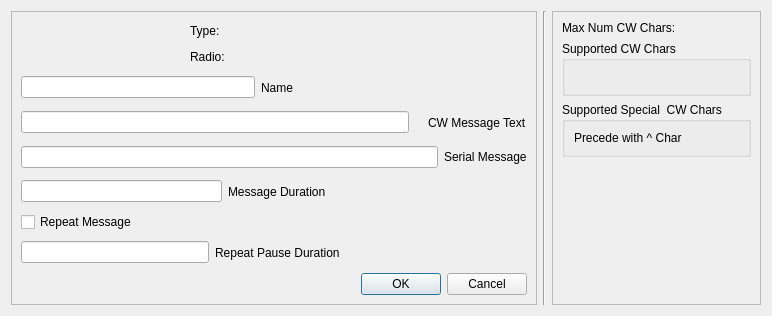
Qt form mqt/MqtLogger/txvmrigbuttondialog.ui (Rsclub22/Minos2-Mirror) before a commit.
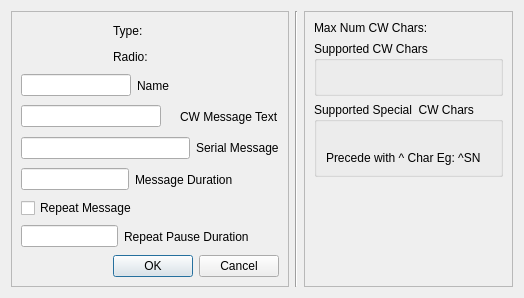
The same form after that commit.

Patch:
```diff
--- a/mqt/MqtLogger/txvmrigbuttondialog.ui
+++ b/mqt/MqtLogger/txvmrigbuttondialog.ui
@@ -6,8 +6,8 @@
    <rect>
     <x>0</x>
     <y>0</y>
-    <width>772</width>
-    <height>316</height>
+    <width>524</width>
+    <height>298</height>
    </rect>
   </property>
   <property name="windowTitle">
@@ -307,6 +307,8 @@
           </layout>
          </widget>
         </item>
+       </layout>
+      </item>
         <item>
          <widget class="QGroupBox" name="supportedSpecialCwCharsGroupBox">
           <property name="title">
@@ -314,12 +316,7 @@
           </property>
           <layout class="QHBoxLayout" name="horizontalLayout_11">
            <item>
-            <widget class="QLabel" name="label_5">
-             <property name="text">
-              <string>Precede with ^ Char</string>
-             </property>
-            </widget>
-           </item>
+          <layout class="QVBoxLayout" name="verticalLayout_5">
            <item>
             <widget class="QLabel" name="listOfSupportedCwSpecialCharsLabel">
              <property name="text">
@@ -327,10 +324,17 @@
              </property>
             </widget>
            </item>
-          </layout>
+           <item>
+            <widget class="QLabel" name="exampleSpecialCharLabel">
+             <property name="text">
+              <string>Precede with ^ Char Eg: ^SN</string>
+             </property>
          </widget>
         </item>
        </layout>
+         </item>
+        </layout>
+       </widget>
       </item>
       <item>
        <spacer name="verticalSpacer">
```
Lines whose indentation alone changed are shown as unchanged.
